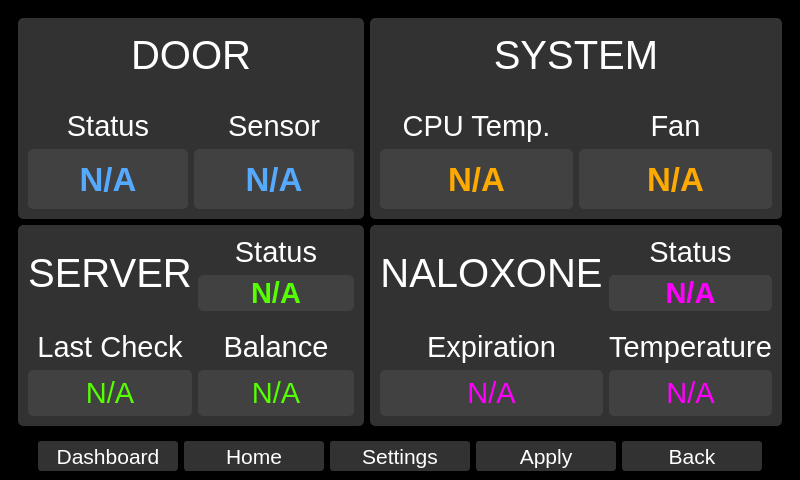
Qt form qt_design/main_window.ui (zyl120/Naloxone_Safety_Kit) before a commit.
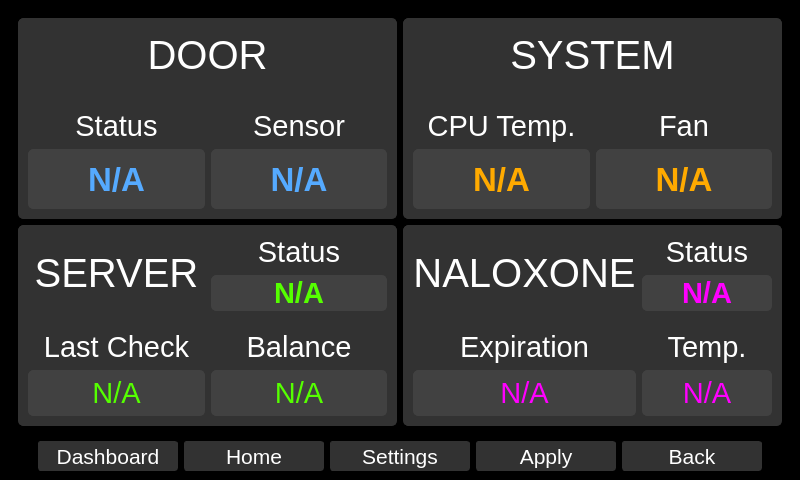
The same form after that commit. The open tabs and pages were chosen to show the change.

Commit message: change the length of the text

What changed in the file:
```diff
--- a/qt_design/main_window.ui
+++ b/qt_design/main_window.ui
@@ -786,7 +786,7 @@
                 <string notr="true">color:white;border-width: 0px;</string>
                </property>
                <property name="text">
-                <string>Temperature</string>
+                <string>Temp.</string>
                </property>
                <property name="alignment">
                 <set>Qt::AlignBottom|Qt::AlignHCenter</set>
```
Left out of the diff: 2 changed lines with no effect on the pictures. The commit also changes 2 other files.
